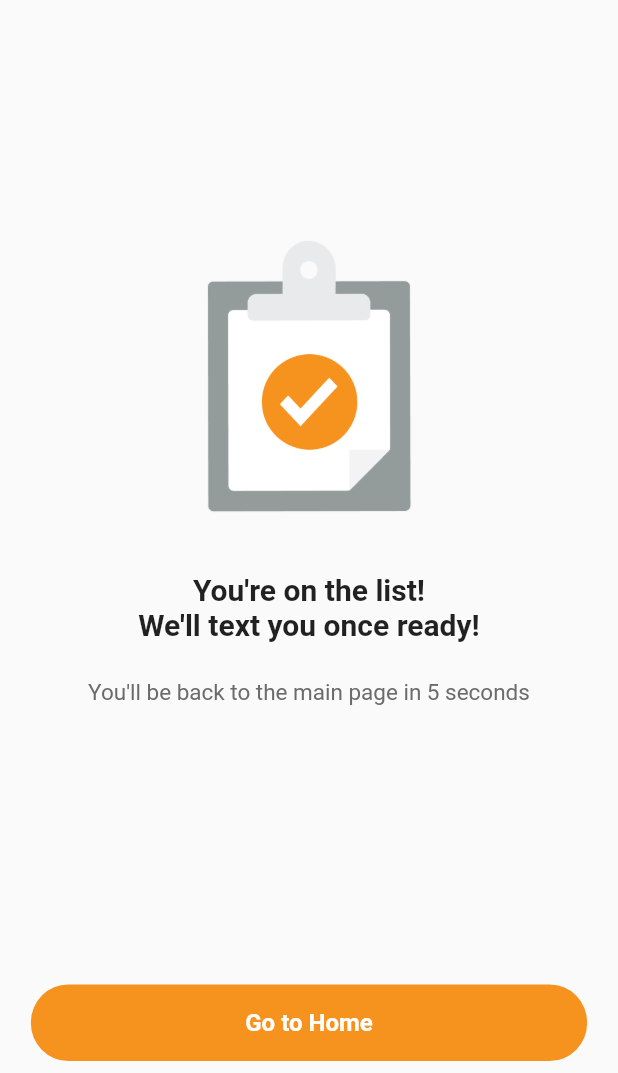
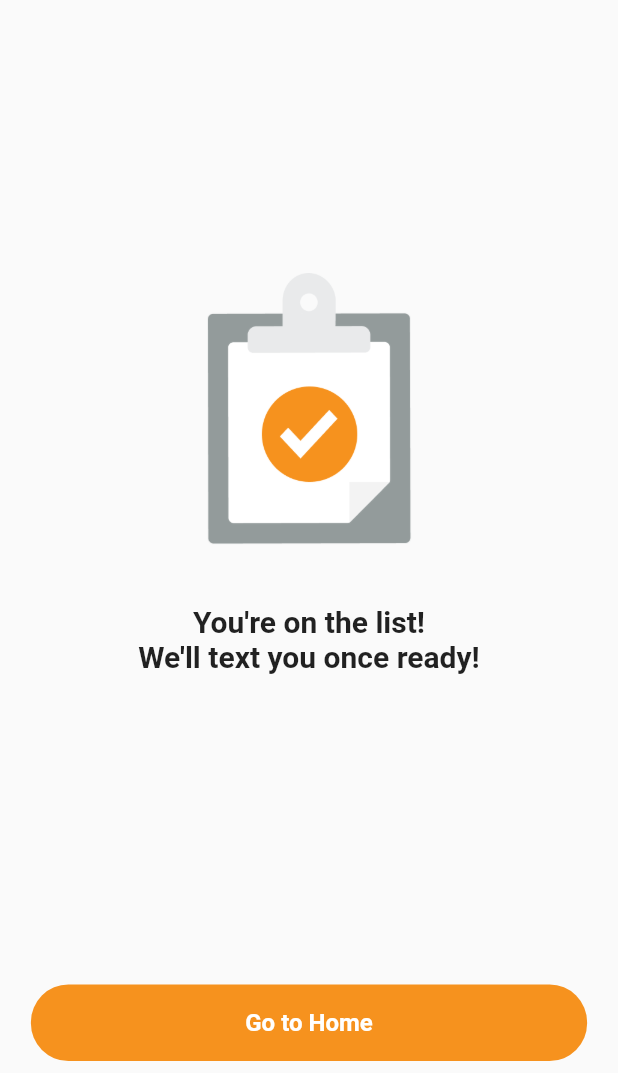
Before and after one commit to mikesukim/DineSeater-Client-Gilson, a Flutter app: the Confirm2View screen opened by its route, on a phone screen of 412 x 824 dp, the part 163-1236 px from its top. Run offline on Flutter 3.47's test engine with Material 2 defaults, Android fonts, the phone set to English and light mode, and no system bars; our stand-ins replace firebase_analytics, firebase_core, firebase_crashlytics, firebase_messaging, flutter_dotenv, flutter_multi_formatter and 6 more; missing offline and left inert: amplify_auth_cognito, amplify_flutter, flutter_device_type, flutter_screen_lock; accounts and stored records are empty; generated files the repository leaves out were written again.

Commit message:
fix : remove 5 sec duration for automatic navigating back to home

```diff
--- a/lib/ui/views/confirm_2/confirm_2_view.dart
+++ b/lib/ui/views/confirm_2/confirm_2_view.dart
@@ -51,8 +51,6 @@ class Confirm2View extends StackedView<Confirm2ViewModel> {
                                 style: TextStyle(
                                     fontSize: 20, fontWeight: FontWeight.bold)),
                             verticalSpaceMedium,
-                            const Text('You\'ll be back to the main page in 5 seconds', style: subText,),
-                            verticalSpaceMedium
                           ],
                         ),
                         FractionallySizedBox(
@@ -88,13 +86,6 @@ class Confirm2View extends StackedView<Confirm2ViewModel> {
   }
 
   @override
-  Future<void> onViewModelReady(Confirm2ViewModel viewModel) async {
-    await Future.delayed(const Duration(seconds: 5));
-
-    viewModel.navigateToHome();
-  }
-
-  @override
   Confirm2ViewModel viewModelBuilder(
     BuildContext context,
   ) =>
```
